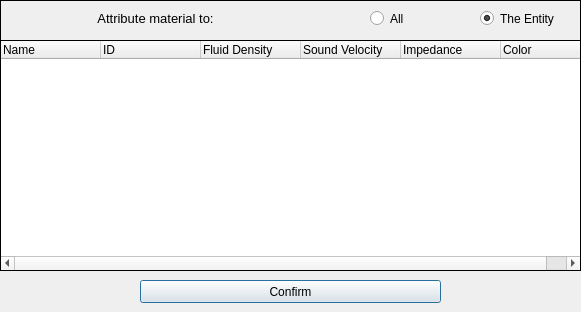
This is pulse/uix/user_input/ui/fluidInput.ui in open-pulse/OpenPulse as Qt 5 draws it before an edit. The edited form follows.
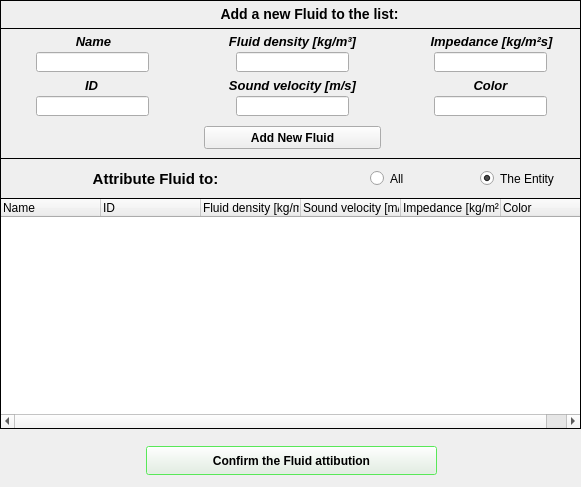
This is the edited form. Icons and pictures are not drawn.

Commit message: New material/fluid - Ok

```diff
--- a/pulse/uix/user_input/ui/fluidInput.ui
+++ b/pulse/uix/user_input/ui/fluidInput.ui
@@ -10,7 +10,7 @@
     <x>0</x>
     <y>0</y>
     <width>581</width>
-    <height>312</height>
+    <height>487</height>
    </rect>
   </property>
   <property name="sizePolicy">
@@ -19,6 +19,12 @@
     <verstretch>0</verstretch>
    </sizepolicy>
   </property>
+  <property name="maximumSize">
+   <size>
+    <width>581</width>
+    <height>487</height>
+   </size>
+  </property>
   <property name="contextMenuPolicy">
    <enum>Qt::DefaultContextMenu</enum>
   </property>
@@ -38,9 +44,15 @@
      <x>0</x>
      <y>0</y>
      <width>581</width>
-     <height>311</height>
+     <height>487</height>
     </rect>
    </property>
+   <property name="maximumSize">
+    <size>
+     <width>581</width>
+     <height>487</height>
+    </size>
+   </property>
    <property name="font">
     <font>
      <kerning>true</kerning>
@@ -50,7 +62,7 @@
     <property name="geometry">
      <rect>
       <x>0</x>
-      <y>0</y>
+      <y>158</y>
       <width>581</width>
       <height>41</height>
      </rect>
@@ -68,7 +80,7 @@
      <property name="geometry">
       <rect>
        <x>480</x>
-       <y>10</y>
+       <y>12</y>
        <width>82</width>
        <height>17</height>
       </rect>
@@ -89,7 +101,7 @@
      <property name="geometry">
       <rect>
        <x>370</x>
-       <y>10</y>
+       <y>12</y>
        <width>82</width>
        <height>17</height>
       </rect>
@@ -107,7 +119,7 @@
      <property name="geometry">
       <rect>
        <x>20</x>
-       <y>10</y>
+       <y>12</y>
        <width>271</width>
        <height>16</height>
       </rect>
@@ -118,7 +130,7 @@
       </font>
      </property>
      <property name="text">
-      <string>Attribute material to:</string>
+      <string>&lt;html&gt;&lt;head/&gt;&lt;body&gt;&lt;p&gt;&lt;span style=&quot; font-size:11pt; font-weight:600;&quot;&gt;Attribute Fluid to:&lt;/span&gt;&lt;/p&gt;&lt;/body&gt;&lt;/html&gt;</string>
      </property>
      <property name="textFormat">
       <enum>Qt::AutoText</enum>
@@ -132,11 +144,23 @@
     <property name="geometry">
      <rect>
       <x>0</x>
-      <y>40</y>
+      <y>198</y>
       <width>581</width>
       <height>231</height>
      </rect>
     </property>
+    <property name="minimumSize">
+     <size>
+      <width>581</width>
+      <height>0</height>
+     </size>
+    </property>
+    <property name="maximumSize">
+     <size>
+      <width>581</width>
+      <height>16777215</height>
+     </size>
+    </property>
     <property name="frameShape">
      <enum>QFrame::Panel</enum>
     </property>
@@ -167,17 +191,17 @@
     </column>
     <column>
      <property name="text">
-      <string>Fluid Density</string>
+      <string>Fluid density [kg/m³]</string>
      </property>
     </column>
     <column>
      <property name="text">
-      <string>Sound Velocity</string>
+      <string>Sound velocity [m/s]</string>
      </property>
     </column>
     <column>
      <property name="text">
-      <string>Impedance</string>
+      <string>Impedance [kg/m²s]</string>
      </property>
     </column>
     <column>
@@ -189,15 +213,287 @@
    <widget class="QPushButton" name="pushButton_confirm">
     <property name="geometry">
      <rect>
-      <x>140</x>
-      <y>280</y>
-      <width>301</width>
-      <height>23</height>
+      <x>146</x>
+      <y>446</y>
+      <width>291</width>
+      <height>29</height>
      </rect>
     </property>
+    <property name="font">
+     <font>
+      <pointsize>9</pointsize>
+      <weight>75</weight>
+      <bold>true</bold>
+     </font>
+    </property>
+    <property name="autoFillBackground">
+     <bool>false</bool>
+    </property>
+    <property name="styleSheet">
+     <string notr="true">color: rgb(0, 0, 0);
+selection-background-color: rgb(62, 255, 62);</string>
+    </property>
     <property name="text">
-     <string>Confirm</string>
+     <string>Confirm the Fluid attibution</string>
     </property>
+    <property name="shortcut">
+     <string>Shift+C</string>
+    </property>
+    <property name="default">
+     <bool>false</bool>
+    </property>
+   </widget>
+   <widget class="QFrame" name="frame_3">
+    <property name="geometry">
+     <rect>
+      <x>0</x>
+      <y>0</y>
+      <width>581</width>
+      <height>159</height>
+     </rect>
+    </property>
+    <property name="autoFillBackground">
+     <bool>false</bool>
+    </property>
+    <property name="frameShape">
+     <enum>QFrame::Box</enum>
+    </property>
+    <property name="frameShadow">
+     <enum>QFrame::Plain</enum>
+    </property>
+    <widget class="QLineEdit" name="lineEdit_color">
+     <property name="geometry">
+      <rect>
+       <x>434</x>
+       <y>96</y>
+       <width>113</width>
+       <height>20</height>
+      </rect>
+     </property>
+    </widget>
+    <widget class="QLabel" name="Name_label">
+     <property name="geometry">
+      <rect>
+       <x>70</x>
+       <y>34</y>
+       <width>47</width>
+       <height>15</height>
+      </rect>
+     </property>
+     <property name="text">
+      <string>&lt;html&gt;&lt;head/&gt;&lt;body&gt;&lt;p align=&quot;center&quot;&gt;&lt;span style=&quot; font-size:10pt; font-weight:600; font-style:italic;&quot;&gt;Name&lt;/span&gt;&lt;/p&gt;&lt;/body&gt;&lt;/html&gt;</string>
+     </property>
+    </widget>
+    <widget class="QFrame" name="frame_2">
+     <property name="geometry">
+      <rect>
+       <x>0</x>
+       <y>0</y>
+       <width>581</width>
+       <height>29</height>
+      </rect>
+     </property>
+     <property name="font">
+      <font>
+       <pointsize>10</pointsize>
+      </font>
+     </property>
+     <property name="autoFillBackground">
+      <bool>false</bool>
+     </property>
+     <property name="frameShape">
+      <enum>QFrame::Box</enum>
+     </property>
+     <property name="frameShadow">
+      <enum>QFrame::Plain</enum>
+     </property>
+     <widget class="QLabel" name="Add_new_fluid_label">
+      <property name="geometry">
+       <rect>
+        <x>174</x>
+        <y>6</y>
+        <width>271</width>
+        <height>16</height>
+       </rect>
+      </property>
+      <property name="font">
+       <font>
+        <pointsize>11</pointsize>
+       </font>
+      </property>
+      <property name="text">
+       <string>&lt;html&gt;&lt;head/&gt;&lt;body&gt;&lt;p align=&quot;center&quot;&gt;&lt;span style=&quot; font-size:10.5pt; font-weight:600;&quot;&gt;Add a new Fluid to the list:&lt;/span&gt;&lt;/p&gt;&lt;/body&gt;&lt;/html&gt;</string>
+      </property>
+      <property name="textFormat">
+       <enum>Qt::AutoText</enum>
+      </property>
+      <property name="alignment">
+       <set>Qt::AlignCenter</set>
+      </property>
+     </widget>
+    </widget>
+    <widget class="QLineEdit" name="lineEdit_fluid_density">
+     <property name="geometry">
+      <rect>
+       <x>236</x>
+       <y>52</y>
+       <width>113</width>
+       <height>20</height>
+      </rect>
+     </property>
+    </widget>
+    <widget class="QLineEdit" name="lineEdit_name">
+     <property name="geometry">
+      <rect>
+       <x>36</x>
+       <y>52</y>
+       <width>113</width>
+       <height>20</height>
+      </rect>
+     </property>
+    </widget>
+    <widget class="QLabel" name="color_label">
+     <property name="geometry">
+      <rect>
+       <x>460</x>
+       <y>78</y>
+       <width>61</width>
+       <height>16</height>
+      </rect>
+     </property>
+     <property name="text">
+      <string>&lt;html&gt;&lt;head/&gt;&lt;body&gt;&lt;p align=&quot;center&quot;&gt;&lt;span style=&quot; font-size:10pt; font-weight:600; font-style:italic;&quot;&gt;Color&lt;/span&gt;&lt;/p&gt;&lt;/body&gt;&lt;/html&gt;</string>
+     </property>
+    </widget>
+    <widget class="QLineEdit" name="lineEdit_impedance">
+     <property name="geometry">
+      <rect>
+       <x>434</x>
+       <y>52</y>
+       <width>113</width>
+       <height>20</height>
+      </rect>
+     </property>
+    </widget>
+    <widget class="QLabel" name="fluid_density_label">
+     <property name="geometry">
+      <rect>
+       <x>218</x>
+       <y>34</y>
+       <width>149</width>
+       <height>16</height>
+      </rect>
+     </property>
+     <property name="text">
+      <string>&lt;html&gt;&lt;head/&gt;&lt;body&gt;&lt;p align=&quot;center&quot;&gt;&lt;span style=&quot; font-size:10pt; font-weight:600; font-style:italic;&quot;&gt;Fluid density [kg/m³]&lt;/span&gt;&lt;/p&gt;&lt;/body&gt;&lt;/html&gt;</string>
+     </property>
+    </widget>
+    <widget class="QLabel" name="impedance_label">
+     <property name="geometry">
+      <rect>
+       <x>418</x>
+       <y>34</y>
+       <width>147</width>
+       <height>16</height>
+      </rect>
+     </property>
+     <property name="text">
+      <string>&lt;html&gt;&lt;head/&gt;&lt;body&gt;&lt;p align=&quot;center&quot;&gt;&lt;span style=&quot; font-size:10pt; font-weight:600; font-style:italic;&quot;&gt;Impedance [kg/m²s]&lt;/span&gt;&lt;/p&gt;&lt;/body&gt;&lt;/html&gt;</string>
+     </property>
+    </widget>
+    <widget class="QPushButton" name="pushButton_addFluid">
+     <property name="enabled">
+      <bool>true</bool>
+     </property>
+     <property name="geometry">
+      <rect>
+       <x>204</x>
+       <y>126</y>
+       <width>177</width>
+       <height>23</height>
+      </rect>
+     </property>
+     <property name="font">
+      <font>
+       <pointsize>9</pointsize>
+       <weight>75</weight>
+       <bold>true</bold>
+      </font>
+     </property>
+     <property name="cursor">
+      <cursorShape>ArrowCursor</cursorShape>
+     </property>
+     <property name="layoutDirection">
+      <enum>Qt::LeftToRight</enum>
+     </property>
+     <property name="autoFillBackground">
+      <bool>false</bool>
+     </property>
+     <property name="text">
+      <string>Add New Fluid</string>
+     </property>
+     <property name="shortcut">
+      <string>Shift+A</string>
+     </property>
+     <property name="checkable">
+      <bool>false</bool>
+     </property>
+     <property name="autoDefault">
+      <bool>true</bool>
+     </property>
+     <property name="default">
+      <bool>false</bool>
+     </property>
+     <property name="flat">
+      <bool>false</bool>
+     </property>
+    </widget>
+    <widget class="QLineEdit" name="lineEdit_id">
+     <property name="geometry">
+      <rect>
+       <x>36</x>
+       <y>96</y>
+       <width>113</width>
+       <height>20</height>
+      </rect>
+     </property>
+    </widget>
+    <widget class="QLineEdit" name="lineEdit_sound_velocity">
+     <property name="geometry">
+      <rect>
+       <x>236</x>
+       <y>96</y>
+       <width>113</width>
+       <height>20</height>
+      </rect>
+     </property>
+    </widget>
+    <widget class="QLabel" name="ID_label">
+     <property name="geometry">
+      <rect>
+       <x>68</x>
+       <y>78</y>
+       <width>47</width>
+       <height>15</height>
+      </rect>
+     </property>
+     <property name="text">
+      <string>&lt;html&gt;&lt;head/&gt;&lt;body&gt;&lt;p align=&quot;center&quot;&gt;&lt;span style=&quot; font-size:10pt; font-weight:600; font-style:italic;&quot;&gt;ID&lt;/span&gt;&lt;/p&gt;&lt;/body&gt;&lt;/html&gt;</string>
+     </property>
+    </widget>
+    <widget class="QLabel" name="sound_velocity_label">
+     <property name="geometry">
+      <rect>
+       <x>218</x>
+       <y>78</y>
+       <width>149</width>
+       <height>16</height>
+      </rect>
+     </property>
+     <property name="text">
+      <string>&lt;html&gt;&lt;head/&gt;&lt;body&gt;&lt;p align=&quot;center&quot;&gt;&lt;span style=&quot; font-size:10pt; font-weight:600; font-style:italic;&quot;&gt;Sound velocity [m/s]&lt;/span&gt;&lt;/p&gt;&lt;/body&gt;&lt;/html&gt;</string>
+     </property>
+    </widget>
    </widget>
   </widget>
  </widget>
```
Left out of the diff: 15 changed lines with no effect on the pictures. The commit also changes 15 other files.
